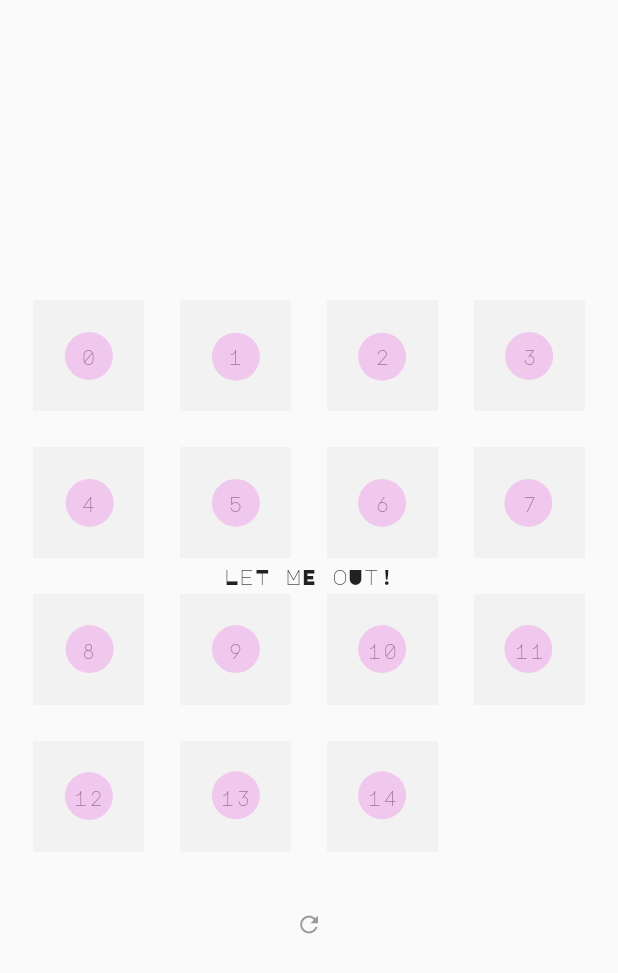
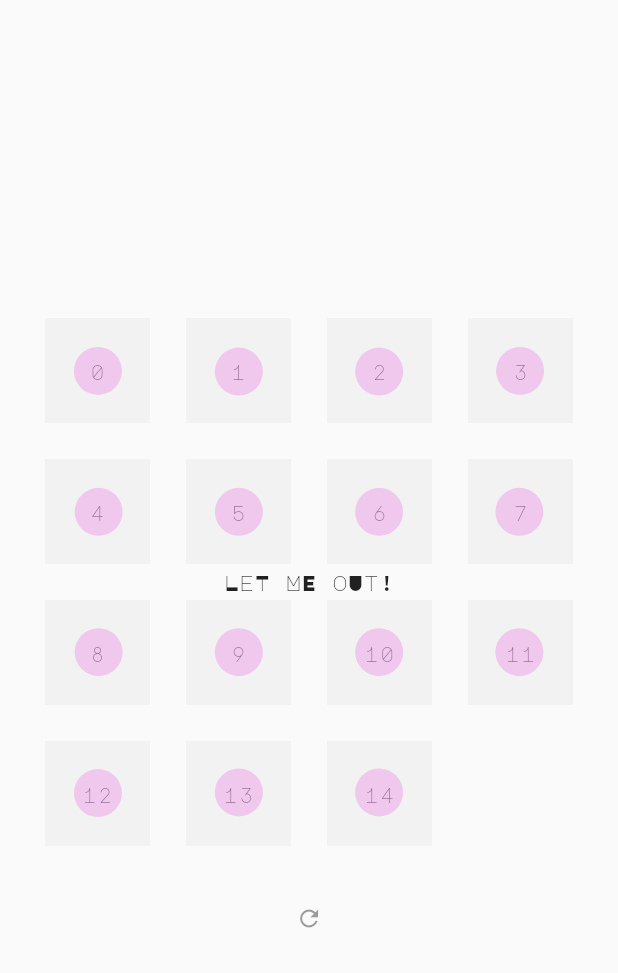
Before and after one commit to erf/let_me_out, a Flutter app: the screen it shows after launch, on a phone screen of 412 x 824 dp. Shown: the top 973 px of the screen. Run offline on Flutter 3.47's test engine with Material 2 defaults, Android fonts, the phone set to English and light mode, and no system bars; missing offline and left inert: soundpool; statements that could not run were skipped.

Commit message:
puzzle board padding

```diff
--- a/lib/puzzle_board.dart
+++ b/lib/puzzle_board.dart
@@ -30,7 +30,7 @@ class PuzzleBoard extends StatelessWidget {
                 width: maxSize,
                 height: maxSize,
                 child: Padding(
-                  padding: const EdgeInsets.all(16),
+                  padding: const EdgeInsets.all(24),
                   child: Stack(
                     alignment: Alignment.center,
                     children: [
@@ -41,7 +41,6 @@ class PuzzleBoard extends StatelessWidget {
                   ),
                 ),
               ),
-              const SizedBox(height: 8),
               Flexible(
                 child: ShuffleButton(puzzleState),
               ),
```
